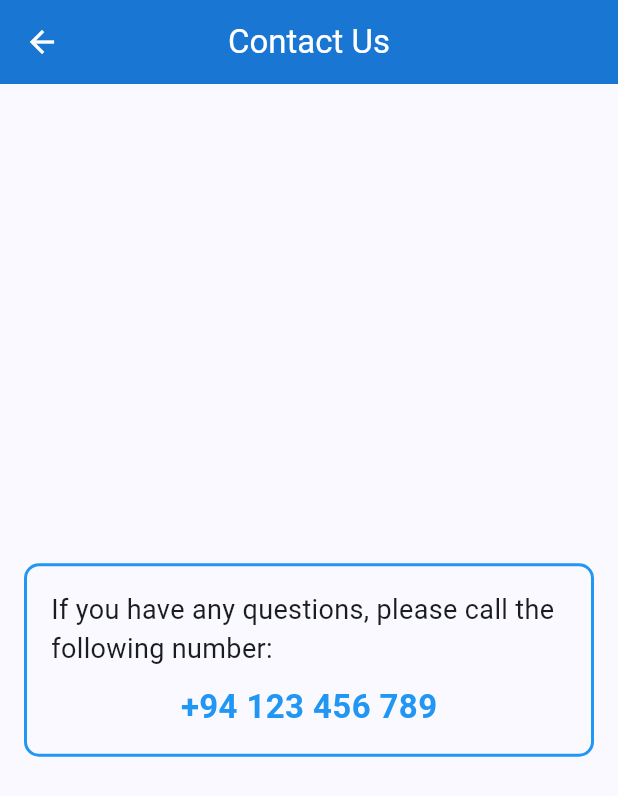
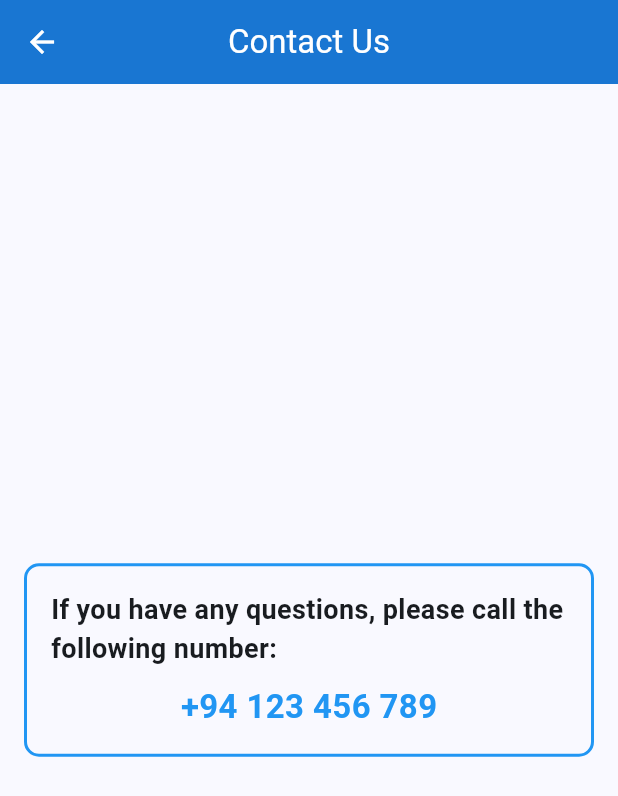
Before and after one commit to lakshannaveen/evotemobile, a Flutter app: the ContactUsPage screen opened by its route, on a phone screen of 412 x 824 dp. Shown: the top 796 px of the screen. Run offline on Flutter 3.47's test engine with Material 3 defaults, Android fonts, the light colour scheme and no system bars; our stand-ins replace cloud_firestore, firebase_core; missing offline and left inert: bcrypt, dart_jsonwebtoken; accounts and stored records are empty.

Commit message:
add bold to contact us message

```diff
--- a/lib/pages/contact_us.dart
+++ b/lib/pages/contact_us.dart
@@ -26,7 +26,10 @@ class ContactUsPage extends StatelessWidget {
                   children: const [
                     Text(
                       'If you have any questions, please call the following number:',
-                      style: TextStyle(fontSize: 18),
+                      style: TextStyle(
+                        fontSize: 18,
+                        fontWeight: FontWeight.bold,
+                      ),
                     ),
                     SizedBox(height: 10),
                     Text(
```
